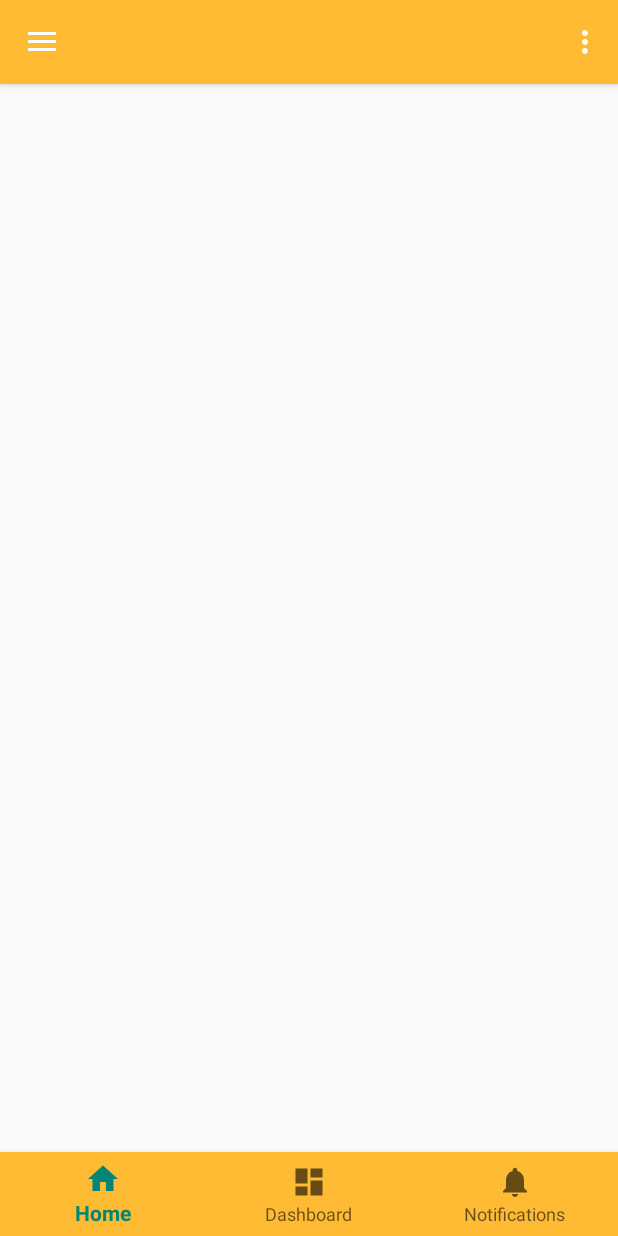
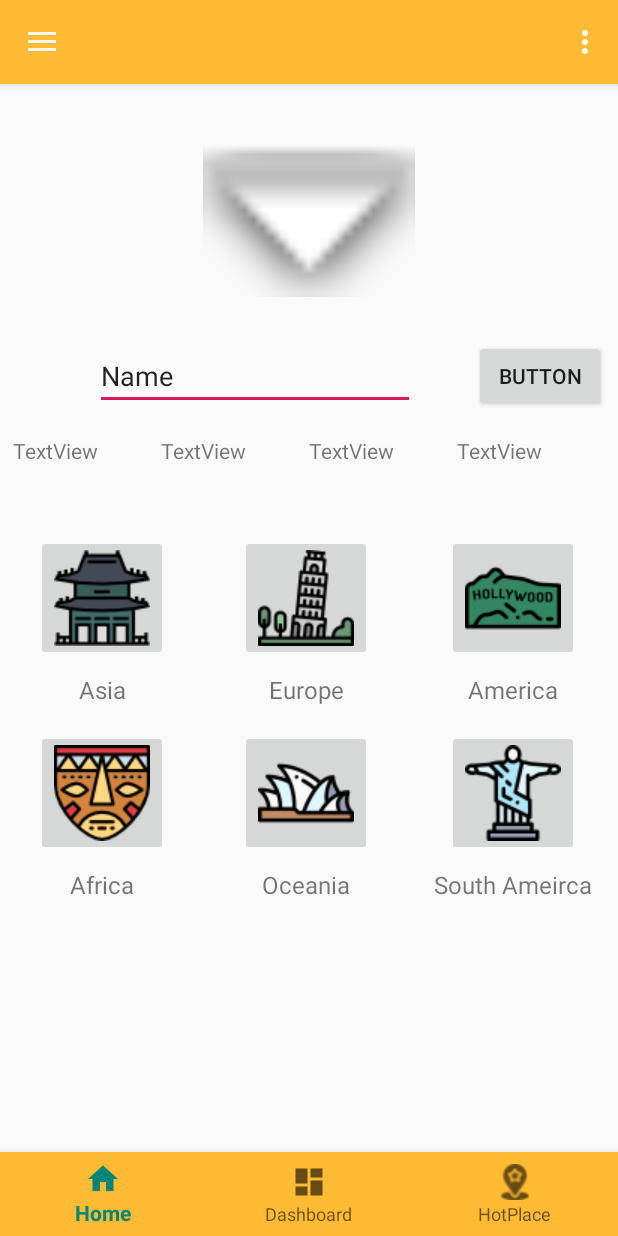
Before and after one commit to poohhh/HashTravel, an Android app: the screen it shows after launch (MainActivity), on a phone screen of 412 x 824 dp. Run offline under Robolectric (Android 15) with nearby library versions, the phone set to English and light mode, and no system bars.

Commit message:
세번째 fragment추가

```diff
--- /dev/null
+++ b/app/src/main/java/edu/android/hashtravel/HotPlaceFragment.java
@@ -0,0 +1,29 @@
+package edu.android.hashtravel;
+
+
+import android.os.Bundle;
+import android.support.v4.app.Fragment;
+import android.view.LayoutInflater;
+import android.view.View;
+import android.view.ViewGroup;
+
+
+/**
+ * A simple {@link Fragment} subclass.
+ */
+public class HotPlaceFragment extends Fragment {
+
+
+    public HotPlaceFragment() {
+        // Required empty public constructor
+    }
+
+
+    @Override
+    public View onCreateView(LayoutInflater inflater, ViewGroup container,
+                             Bundle savedInstanceState) {
+        // Inflate the layout for this fragment
+        return inflater.inflate(R.layout.fragment_hot_place, container, false);
+    }
+
+}
--- a/app/src/main/java/edu/android/hashtravel/MainActivity.java
+++ b/app/src/main/java/edu/android/hashtravel/MainActivity.java
@@ -1,14 +1,9 @@
 package edu.android.hashtravel;
 
-import android.content.Intent;
 import android.os.Bundle;
 import android.support.annotation.NonNull;
-import android.support.constraint.ConstraintLayout;
 import android.support.design.widget.BottomNavigationView;
-import android.support.design.widget.FloatingActionButton;
-import android.support.design.widget.Snackbar;
 import android.support.v4.view.ViewPager;
-import android.view.View;
 import android.support.v4.view.GravityCompat;
 import android.support.v7.app.ActionBarDrawerToggle;
 import android.view.MenuItem;
@@ -18,14 +13,15 @@ import android.support.v4.widget.DrawerLayout;
 import android.support.v7.app.AppCompatActivity;
 import android.support.v7.widget.Toolbar;
 import android.view.Menu;
-import android.widget.TextView;
 
 public class MainActivity extends AppCompatActivity
         implements NavigationView.OnNavigationItemSelectedListener {
 
 
+    private BottomNavigationView bottomView;
     private ViewPager viewPager;
-
+    private ViewPagerAdapter adapter;
+    private MenuItem bottomMenuItem;
 
     private BottomNavigationView.OnNavigationItemSelectedListener mOnNavigationItemSelectedListener
             = new BottomNavigationView.OnNavigationItemSelectedListener() {
@@ -39,8 +35,8 @@ public class MainActivity extends AppCompatActivity
                 case R.id.navigation_dashboard:
                     viewPager.setCurrentItem(1);
                     return true;
-                case R.id.navigation_notifications:
-
+                case R.id.navigation_hotplace:
+                    viewPager.setCurrentItem(2);
                     return true;
             }
             return false;
@@ -62,10 +58,41 @@ public class MainActivity extends AppCompatActivity
         toggle.syncState();
         navigationView.setNavigationItemSelectedListener(this);
 
-        BottomNavigationView navView = findViewById(R.id.bottom_view);
+        bottomView= findViewById(R.id.bottom_view);
         viewPager = findViewById(R.id.viewpager_id);
 
-        navView.setOnNavigationItemSelectedListener(mOnNavigationItemSelectedListener);
+        bottomView.setOnNavigationItemSelectedListener(mOnNavigationItemSelectedListener);
+        adapter = new ViewPagerAdapter(getSupportFragmentManager());
+
+        adapter.addFragment(new HomeFragment(), "homefragment");
+        adapter.addFragment(new DashboardFragment(), "dashboard");
+        adapter.addFragment(new HotPlaceFragment(), "hotplace");
+        viewPager.setAdapter(adapter);
+
+        viewPager.addOnPageChangeListener(new ViewPager.OnPageChangeListener() {
+            @Override
+            public void onPageScrolled(int postion, float positonOffset, int positionOffsetPixels) {
+
+            }
+
+            @Override
+            public void onPageSelected(int postion) {
+                if(bottomMenuItem != null) {
+                    bottomMenuItem.setChecked(false);
+                } else {
+                    bottomView.getMenu().getItem(0).setChecked(false);
+                }
+
+                bottomView.getMenu().getItem(postion).setChecked(true);
+                bottomMenuItem = bottomView.getMenu().getItem(postion);
+
+            }
+
+            @Override
+            public void onPageScrollStateChanged(int state) {
+
+            }
+        });
 
     }
 
@@ -126,7 +153,5 @@ public class MainActivity extends AppCompatActivity
         return true;
     }
 
-    public void text(View view) {
 
-    }
 }
--- /dev/null
+++ b/app/src/main/java/edu/android/hashtravel/ViewPagerAdapter.java
@@ -0,0 +1,40 @@
+package edu.android.hashtravel;
+
+import android.support.annotation.Nullable;
+import android.support.v4.app.Fragment;
+import android.support.v4.app.FragmentManager;
+import android.support.v4.app.FragmentPagerAdapter;
+
+import java.util.ArrayList;
+import java.util.List;
+
+public class ViewPagerAdapter extends FragmentPagerAdapter {
+
+    private final List<Fragment> fragmentList = new ArrayList<>();
+    private final List<String> stringList = new ArrayList<>();
+
+    public ViewPagerAdapter(FragmentManager fm) {
+        super(fm);
+    }
+
+    @Override
+    public Fragment getItem(int position) {
+        return fragmentList.get(position);
+    }
+
+    @Override
+    public int getCount() {
+        return stringList.size();
+    }
+
+    @Nullable
+    @Override
+    public CharSequence getPageTitle(int position) {
+        return stringList.get(position);
+    }
+
+    public void addFragment(Fragment fragment, String title) {
+        fragmentList.add(fragment);
+        stringList.add(title);
+    }
+}
--- a/app/src/main/res/layout/content_main.xml
+++ b/app/src/main/res/layout/content_main.xml
@@ -24,15 +24,11 @@
     <android.support.v4.view.ViewPager
         android:id="@+id/viewpager_id"
         android:layout_width="match_parent"
-        android:layout_height="603dp"
-        android:layout_marginStart="8dp"
-        android:layout_marginTop="8dp"
-        android:layout_marginEnd="8dp"
-        android:layout_marginBottom="8dp"
-        app:layout_constraintBottom_toTopOf="@+id/bottom_view"
-        app:layout_constraintEnd_toEndOf="parent"
-        app:layout_constraintStart_toStartOf="parent"
-        app:layout_constraintTop_toTopOf="parent" />
+        android:layout_height="match_parent"
+        android:layout_above="@+id/bottom_view"
+        android:layout_alignParentTop="true"
+        app:layout_behavior="@string/appbar_scrolling_view_behavior"
+   />
 
 
 </android.support.constraint.ConstraintLayout>
--- a/app/src/main/res/menu/bottom_nav_menu.xml
+++ b/app/src/main/res/menu/bottom_nav_menu.xml
@@ -12,8 +12,8 @@
         android:title="@string/title_dashboard" />
 
     <item
-        android:id="@+id/navigation_notifications"
-        android:icon="@drawable/ic_notifications_black_24dp"
-        android:title="@string/title_notifications" />
+        android:id="@+id/navigation_hotplace"
+        android:icon="@drawable/hotplace"
+        android:title="@string/title_hotPlace" />
 
 </menu>
--- a/app/src/main/res/values/strings.xml
+++ b/app/src/main/res/values/strings.xml
@@ -13,10 +13,9 @@
     <string name="menu_tools">Tools</string>
     <string name="menu_share">Share</string>
     <string name="menu_send">Send</string>
-    <string name="title_activity_main2">Main2Activity</string>
     <string name="title_home">Home</string>
     <string name="title_dashboard">Dashboard</string>
-    <string name="title_notifications">Notifications</string>
+    <string name="title_hotPlace">HotPlace</string>
 
     <!-- TODO: Remove or change this placeholder text -->
     <string name="hello_blank_fragment">Hello blank fragment</string>
```
Also changed, not shown: app/src/main/res/layout/fragment_hot_place.xml (added, +14 -0 lines), app/src/main/res/drawable/hotplace.png (added).
